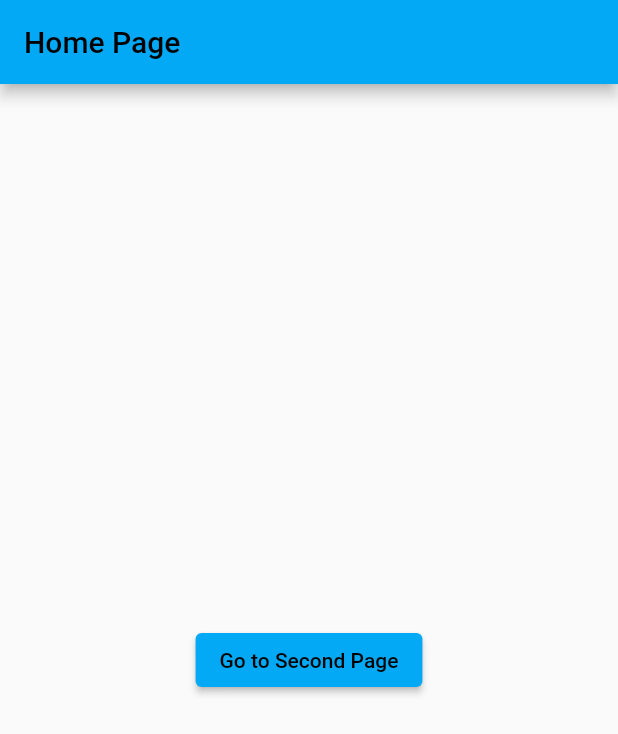
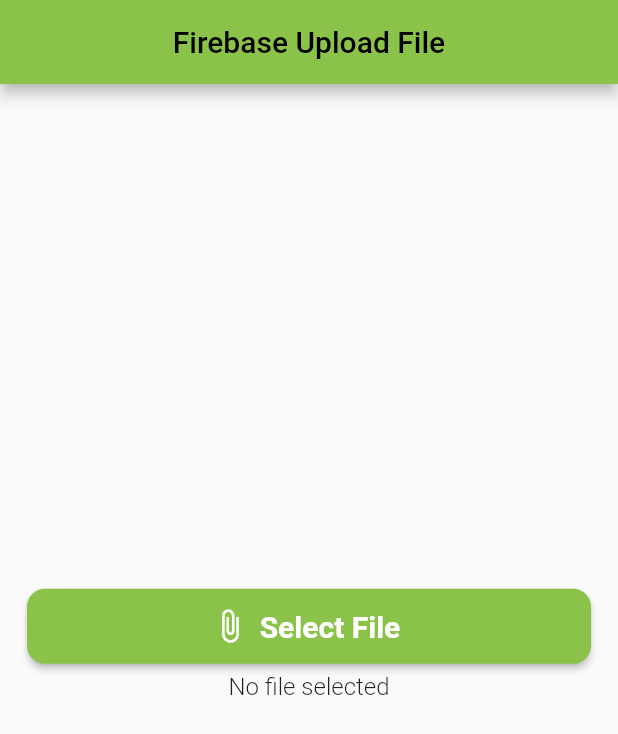
Before and after one commit to handika231/bootcamp-flutter-project, a Flutter app: the screen it shows after launch, on a phone screen of 412 x 824 dp. Shown: the top 734 px of the screen. Run offline on Flutter 3.47's test engine with Material 2 defaults, Android fonts, the light colour scheme and no system bars.

Commit message:
add dependencies

```diff
--- a/upload_file_app/lib/pages/home_page.dart
+++ b/upload_file_app/lib/pages/home_page.dart
@@ -1,4 +1,5 @@
 import 'package:flutter/material.dart';
+import 'package:upload_file_app/widgets/button_widget.dart';
 
 class HomePage extends StatelessWidget {
   const HomePage({super.key});
@@ -7,15 +8,36 @@
   Widget build(BuildContext context) {
     return Scaffold(
       appBar: AppBar(
-        title: const Text('Home Page'),
+        backgroundColor: Colors.lightGreen,
+        title: const Text('Firebase Upload File'),
+        centerTitle: true,
       ),
-      body: Center(
-        child: ElevatedButton(
-          onPressed: () {
-            Navigator.pushNamed(context, '/second');
-          },
-          child: const Text('Go to Second Page'),
-        ),
+      body: Padding(
+        padding: const EdgeInsets.all(18.0),
+        child: Center(
+            child: Column(
+          mainAxisAlignment: MainAxisAlignment.center,
+          children: [
+            ButtonWidget(
+              icon: Icons.attach_file,
+              text: 'Select File',
+              onPressed: () {},
+            ),
+            const SizedBox(
+              height: 6,
+            ),
+            const Text(
+              'No file selected',
+              style: TextStyle(
+                fontSize: 16,
+                fontWeight: FontWeight.w300,
+              ),
+            ),
+            const SizedBox(
+              height: 20,
+            ),
+          ],
+        )),
       ),
     );
   }
--- a/upload_file_app/lib/widgets/button_widget.dart
+++ b/upload_file_app/lib/widgets/button_widget.dart
@@ -14,15 +14,24 @@
   Widget build(BuildContext context) {
     return ElevatedButton.icon(
       style: ElevatedButton.styleFrom(
+        foregroundColor: Colors.white,
         backgroundColor: Colors.lightGreen,
         minimumSize: const Size(double.infinity, 50),
         shape: RoundedRectangleBorder(
-          borderRadius: BorderRadius.circular(32),
+          borderRadius: BorderRadius.circular(12),
         ),
       ),
       onPressed: onPressed,
-      label: Text(text),
-      icon: Icon(icon),
+      label: Text(
+        text,
+        style: const TextStyle(
+          fontSize: 20,
+          fontWeight: FontWeight.w600,
+        ),
+      ),
+      icon: Icon(
+        icon,
+      ),
     );
   }
 }
--- a/upload_file_app/pubspec.yaml
+++ b/upload_file_app/pubspec.yaml
@@ -36,6 +36,10 @@
   # The following adds the Cupertino Icons font to your application.
   # Use with the CupertinoIcons class for iOS style icons.
   cupertino_icons: ^1.0.2
+  firebase_core: ^2.1.0
+  file_picker: ^5.2.2
+  flutter_launcher_icons: ^0.10.0
+  firebase_storage: ^11.0.2
 
 dev_dependencies:
   flutter_test:
```
Also changed, not shown: upload_file_app/pubspec.lock, 1 other file.
